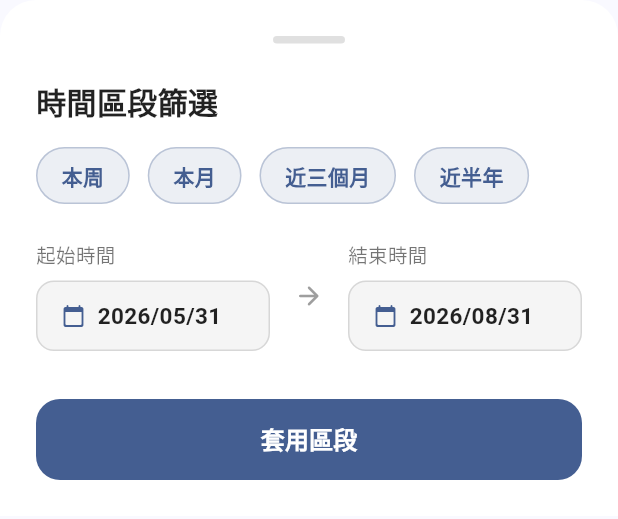
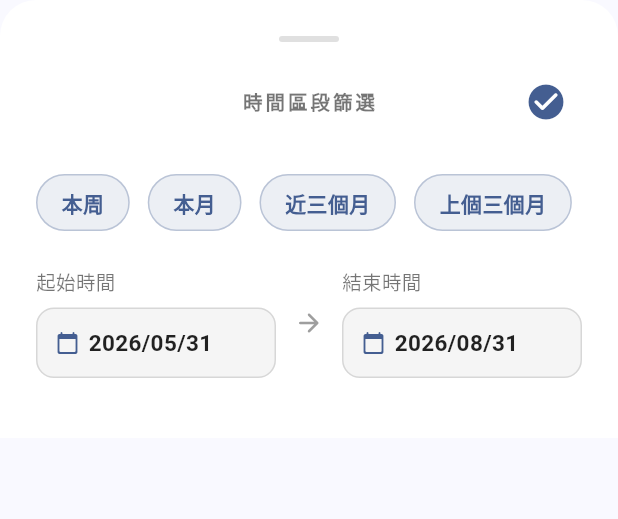
Before and after one commit to AlbertHongGG/Yoyu, a Flutter app: the DateRangeBottomSheet widget shown alone on an empty page, opened directly with empty values, on a phone screen of 412 x 824 dp. Shown: the top 519 px of the screen. Run offline on Flutter 3.47's test engine with Material 3 defaults, Android fonts, the phone set to English and light mode, and no system bars; our stand-ins replace dio, flutter_riverpod, freezed_annotation, go_router, shared_preferences; accounts and stored records are empty; generated files the repository leaves out were written again; network calls fail; Roboto replaces fonts that are missing (Outfit).

```diff
--- a/lib/features/detail/presentation/widgets/date_range_bottom_sheet.dart
+++ b/lib/features/detail/presentation/widgets/date_range_bottom_sheet.dart
@@ -24,6 +24,17 @@ class DateRangeBottomSheet extends ConsumerStatefulWidget {
   ConsumerState<DateRangeBottomSheet> createState() => _DateRangeBottomSheetState();
 }
 
+enum DateQuickTag {
+  thisWeek,
+  thisMonth,
+  last3Months,
+  prev3Months,
+  q1,
+  q2,
+  q3,
+  q4,
+}
+
 class _DateRangeBottomSheetState extends ConsumerState<DateRangeBottomSheet> {
   late DateTime _sDate;
   late DateTime _eDate;
@@ -36,20 +47,43 @@ class _DateRangeBottomSheetState extends ConsumerState<DateRangeBottomSheet> {
     _eDate = filterState.eDate;
   }
 
-  void _applyQuickTag(int monthsAgo) {
+  void _applyQuickTag(DateQuickTag tag) {
     final now = DateTime.now();
     setState(() {
+      switch (tag) {
+        case DateQuickTag.thisWeek:
           _eDate = now;
-      if (monthsAgo == 0) {
-        // This Week
           final diff = now.weekday - 1;
           _sDate = now.subtract(Duration(days: diff));
-      } else if (monthsAgo == -1) {
-        // This Month
+          break;
+        case DateQuickTag.thisMonth:
+          _eDate = now;
           _sDate = DateTime(now.year, now.month, 1);
-      } else {
-        // Last X Months
-        _sDate = DateTime(now.year, now.month - monthsAgo, now.day);
+          break;
+        case DateQuickTag.last3Months:
+          _eDate = now;
+          _sDate = DateTime(now.year, now.month - 3, now.day);
+          break;
+        case DateQuickTag.prev3Months:
+          _eDate = DateTime(now.year, now.month - 3, now.day);
+          _sDate = DateTime(now.year, now.month - 6, now.day);
+          break;
+        case DateQuickTag.q1:
+          _sDate = DateTime(now.year, 1, 1);
+          _eDate = DateTime(now.year, 3, 31);
+          break;
+        case DateQuickTag.q2:
+          _sDate = DateTime(now.year, 4, 1);
+          _eDate = DateTime(now.year, 6, 30);
+          break;
+        case DateQuickTag.q3:
+          _sDate = DateTime(now.year, 7, 1);
+          _eDate = DateTime(now.year, 9, 30);
+          break;
+        case DateQuickTag.q4:
+          _sDate = DateTime(now.year, 10, 1);
+          _eDate = DateTime(now.year, 12, 31);
+          break;
       }
     });
     HapticFeedback.lightImpact();
@@ -113,38 +147,74 @@ class _DateRangeBottomSheetState extends ConsumerState<DateRangeBottomSheet> {
               // Handle
               Center(
                 child: Container(
-                  width: 48,
-                  height: 5,
-                  margin: const EdgeInsets.only(bottom: 24),
+                  width: 40,
+                  height: 4,
+                  margin: const EdgeInsets.only(bottom: 16),
                   decoration: BoxDecoration(
                     color: isDark ? Colors.white24 : Colors.black12,
-                    borderRadius: BorderRadius.circular(2.5),
+                    borderRadius: BorderRadius.circular(2),
                   ),
                 ),
               ),
 
+              // Header Row
+              Row(
+                mainAxisAlignment: MainAxisAlignment.spaceBetween,
+                children: [
+                  // Placeholder to keep title perfectly centered
+                  const SizedBox(width: 48),
+
+                  // Header Title
                   Text(
                     '時間區段篩選',
                     style: TextStyle(
-                  fontSize: 20,
-                  fontWeight: FontWeight.bold,
-                  color: isDark ? Colors.white : Colors.black87,
+                      fontFamily: 'Outfit',
+                      fontSize: 13,
+                      fontWeight: FontWeight.w700,
+                      letterSpacing: 2.0,
+                      color: isDark ? Colors.white54 : Colors.black54,
                     ),
                   ),
-              const SizedBox(height: 16),
+
+                  // Done Button (Icon)
+                  IconButton(
+                    onPressed: () {
+                      HapticFeedback.mediumImpact();
+                      _submit();
+                    },
+                    icon: const Icon(Icons.check_circle_rounded),
+                    color: theme.primaryColor,
+                    iconSize: 28,
+                    padding: EdgeInsets.zero,
+                    constraints: const BoxConstraints(
+                      minWidth: 48,
+                      minHeight: 48,
+                    ),
+                  ),
+                ],
+              ),
+              const SizedBox(height: 24),
 
               // Quick Tags
               SingleChildScrollView(
                 scrollDirection: Axis.horizontal,
                 child: Row(
                   children: [
-                    _buildQuickTag('本周', () => _applyQuickTag(0), theme, isDark),
+                    _buildQuickTag('本周', () => _applyQuickTag(DateQuickTag.thisWeek), theme, isDark),
                     const SizedBox(width: 12),
-                    _buildQuickTag('本月', () => _applyQuickTag(-1), theme, isDark),
+                    _buildQuickTag('本月', () => _applyQuickTag(DateQuickTag.thisMonth), theme, isDark),
                     const SizedBox(width: 12),
-                    _buildQuickTag('近三個月', () => _applyQuickTag(3), theme, isDark),
+                    _buildQuickTag('近三個月', () => _applyQuickTag(DateQuickTag.last3Months), theme, isDark),
                     const SizedBox(width: 12),
-                    _buildQuickTag('近半年', () => _applyQuickTag(6), theme, isDark),
+                    _buildQuickTag('上個三個月', () => _applyQuickTag(DateQuickTag.prev3Months), theme, isDark),
+                    const SizedBox(width: 12),
+                    _buildQuickTag('Q1', () => _applyQuickTag(DateQuickTag.q1), theme, isDark),
+                    const SizedBox(width: 12),
+                    _buildQuickTag('Q2', () => _applyQuickTag(DateQuickTag.q2), theme, isDark),
+                    const SizedBox(width: 12),
+                    _buildQuickTag('Q3', () => _applyQuickTag(DateQuickTag.q3), theme, isDark),
+                    const SizedBox(width: 12),
+                    _buildQuickTag('Q4', () => _applyQuickTag(DateQuickTag.q4), theme, isDark),
                   ],
                 ),
               ),
@@ -157,7 +227,7 @@ class _DateRangeBottomSheetState extends ConsumerState<DateRangeBottomSheet> {
                     child: _buildDateInput('起始時間', _sDate, true, theme, isDark),
                   ),
                   const Padding(
-                    padding: EdgeInsets.symmetric(horizontal: 16),
+                    padding: EdgeInsets.symmetric(horizontal: 12),
                     child: Icon(Icons.arrow_forward_rounded, color: Colors.grey, size: 20),
                   ),
                   Expanded(
@@ -165,28 +235,7 @@ class _DateRangeBottomSheetState extends ConsumerState<DateRangeBottomSheet> {
                   ),
                 ],
               ),
-              const SizedBox(height: 32),
-
-              // Submit Button
-              SizedBox(
-                width: double.infinity,
-                height: 54,
-                child: ElevatedButton(
-                  onPressed: _submit,
-                  style: ElevatedButton.styleFrom(
-                    backgroundColor: theme.primaryColor,
-                    foregroundColor: Colors.white,
-                    elevation: 0,
-                    shape: RoundedRectangleBorder(
-                      borderRadius: BorderRadius.circular(16),
-                    ),
-                  ),
-                  child: const Text(
-                    '套用區段',
-                    style: TextStyle(fontSize: 16, fontWeight: FontWeight.bold),
-                  ),
-                ),
-              ),
+              const SizedBox(height: 16),
             ],
           ),
         ),
@@ -234,7 +283,7 @@ class _DateRangeBottomSheetState extends ConsumerState<DateRangeBottomSheet> {
           ),
           const SizedBox(height: 8),
           Container(
-            padding: const EdgeInsets.symmetric(horizontal: 16, vertical: 12),
+            padding: const EdgeInsets.symmetric(horizontal: 12, vertical: 12),
             decoration: BoxDecoration(
               color: isDark ? Colors.black26 : Colors.grey.shade100,
               borderRadius: BorderRadius.circular(12),
@@ -243,13 +292,19 @@ class _DateRangeBottomSheetState extends ConsumerState<DateRangeBottomSheet> {
             child: Row(
               children: [
                 Icon(Icons.calendar_today_rounded, size: 16, color: theme.primaryColor),
-                const SizedBox(width: 8),
-                Text(
+                const SizedBox(width: 6),
+                Expanded(
+                  child: FittedBox(
+                    fit: BoxFit.scaleDown,
+                    alignment: Alignment.centerLeft,
+                    child: Text(
                       dateFormat.format(date),
                       style: TextStyle(
                         fontSize: 15,
                         fontWeight: FontWeight.bold,
                         color: isDark ? Colors.white : Colors.black87,
+                      ),
+                    ),
                   ),
                 ),
               ],
```
Also changed, not shown: lib/features/detail/presentation/pages/card_detail_page.dart (+9 -9 lines). Lines whose indentation alone changed are shown as unchanged.
